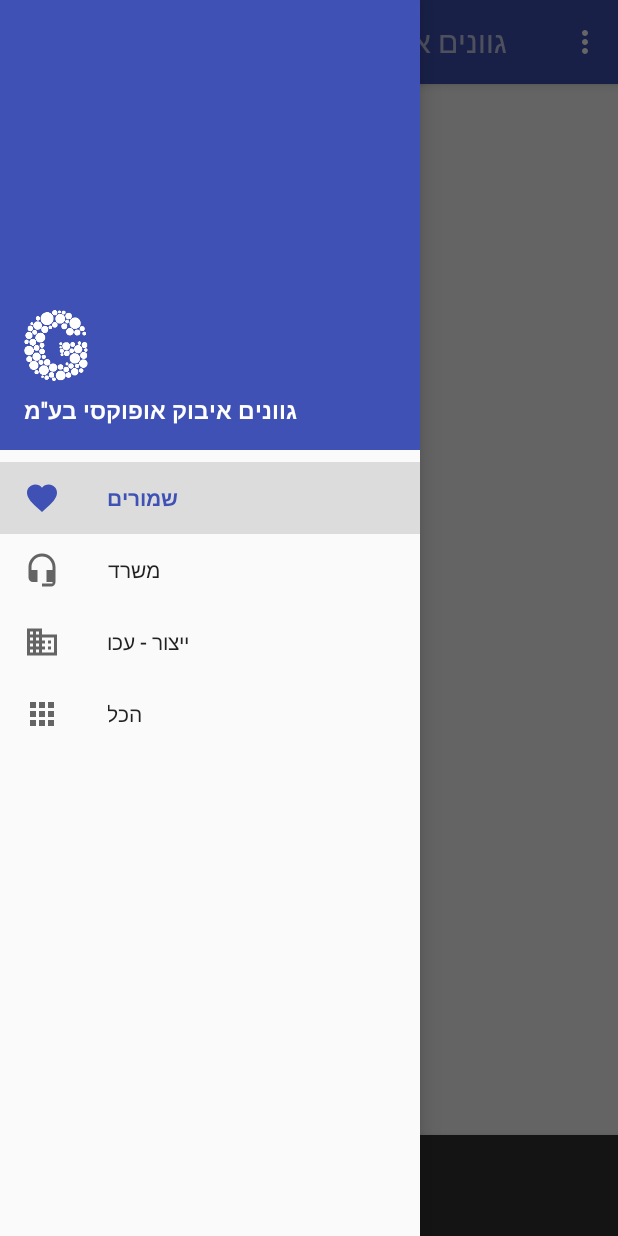
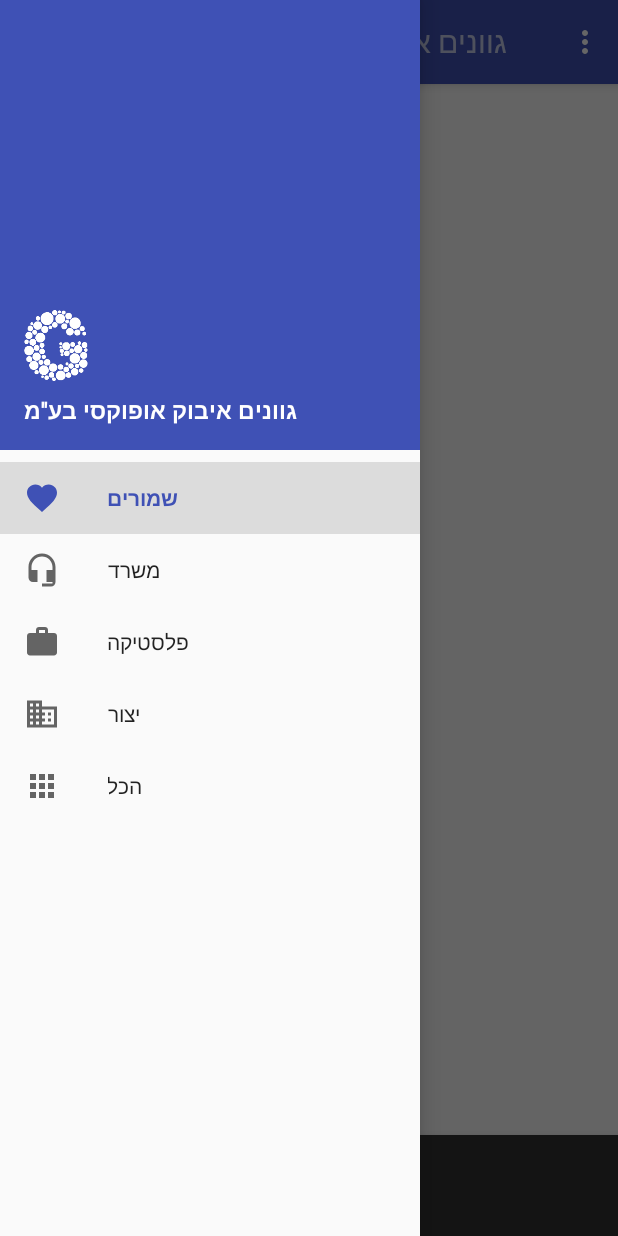
Before and after one commit to amitaima/AttendenceApp, an Android app: the MainActivity screen opened directly, with no data from a screen before it, with the side drawer open, on a phone screen of 412 x 824 dp. Run offline under Robolectric (Android 15) with nearby library versions, the phone set to English and light mode, and no system bars; libraries missing offline, so code that uses them is left out: com.nostra13.universalimageloader; 2 statements that could not run were skipped.

Commit message:
Added images from url from imgur and some more small features

```diff
--- a/app/src/main/res/menu/activity_main_drawer.xml
+++ b/app/src/main/res/menu/activity_main_drawer.xml
@@ -21,9 +21,13 @@
             android:icon="@drawable/ic_headset_mic_black_24dp"
             android:title="משרד" />
         <item
+            android:id="@+id/nav_plastic"
+            android:icon="@drawable/ic_work_black_24dp"
+            android:title="פלסטיקה" />
+        <item
             android:id="@+id/nav_factory"
             android:icon="@drawable/ic_business_black_24dp"
-            android:title="ייצור - עכו" />
+            android:title="יצור" />
         <item
             android:id="@+id/nav_all"
             android:icon="@drawable/ic_apps_black_24dp"
```
Also changed, not shown: app/src/main/java/com/attendence/attendenceapp/MainActivity.java (+4 -4 lines).
